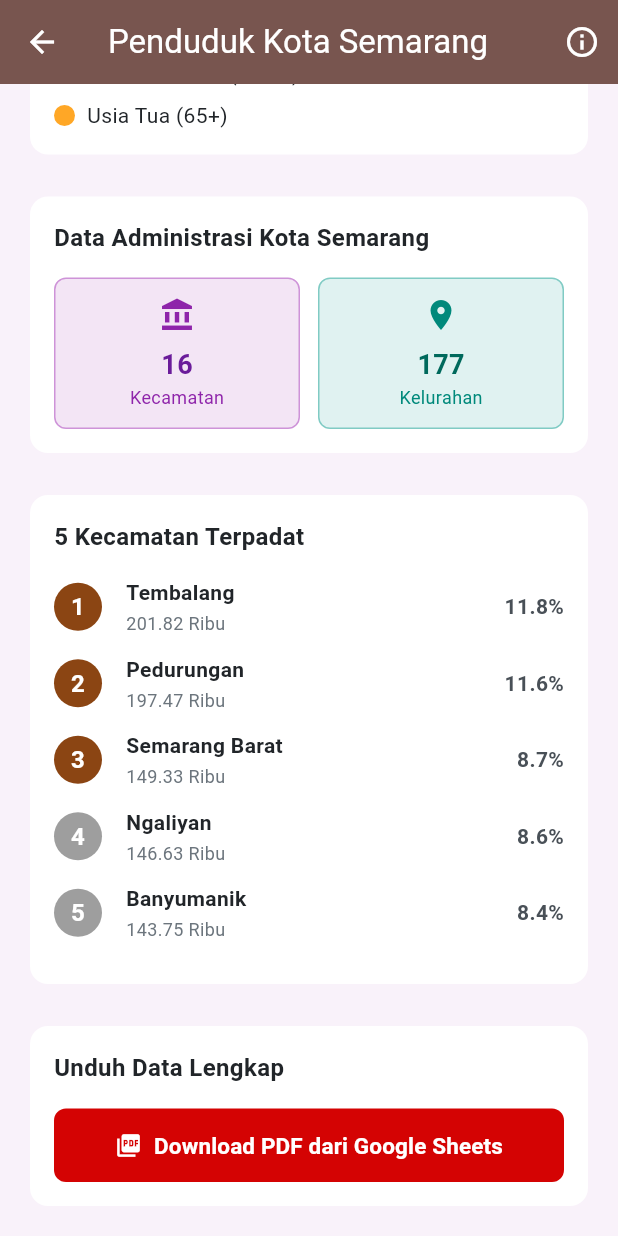
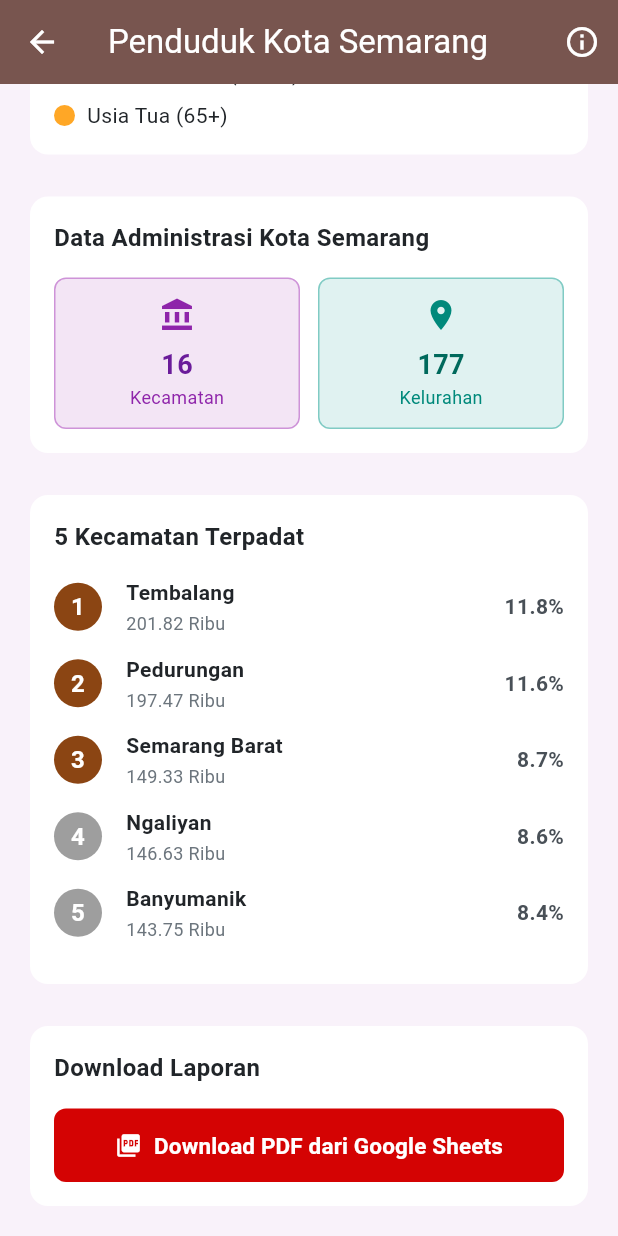
Before and after one commit to Nav71/AESPA-RNR, a Flutter app: the PendudukScreen screen opened directly, scrolled down 1197 dp, on a phone screen of 412 x 824 dp. Run offline on Flutter 3.47's test engine with Material 3 defaults, Android fonts, the phone set to English and light mode, and no system bars; our stand-ins replace fl_chart, package_info_plus, share_plus, shared_preferences, video_player; accounts and stored records are empty; Roboto replaces fonts that are missing (Montserrat); statements that could not run were skipped; project files that could hold a hidden picture were left out.

Commit message:
Final Penduduk

```diff
--- a/lib/linguaLoop/penduduk_screen.dart
+++ b/lib/linguaLoop/penduduk_screen.dart
@@ -508,7 +508,7 @@ class _PendudukScreenState extends State<PendudukScreen> with AutomaticKeepAlive
           crossAxisAlignment: CrossAxisAlignment.start,
           children: [
             Text(
-              'Unduh Data Lengkap',
+              'Download Laporan',
               style: TextStyle(
                 fontSize: 16,
                 fontWeight: FontWeight.bold,
```
